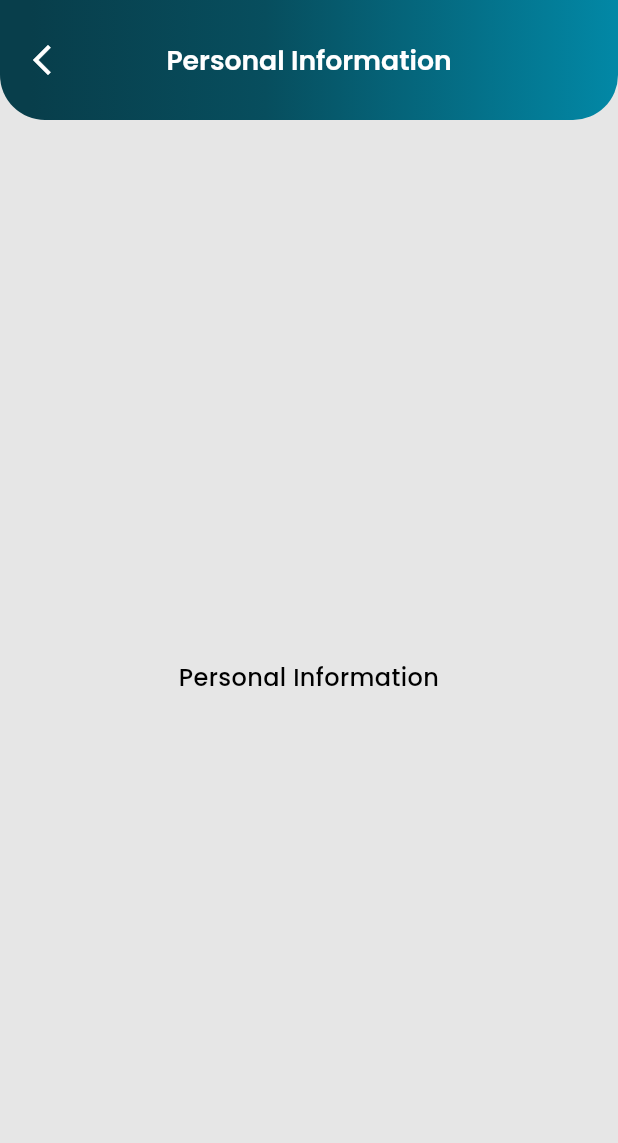
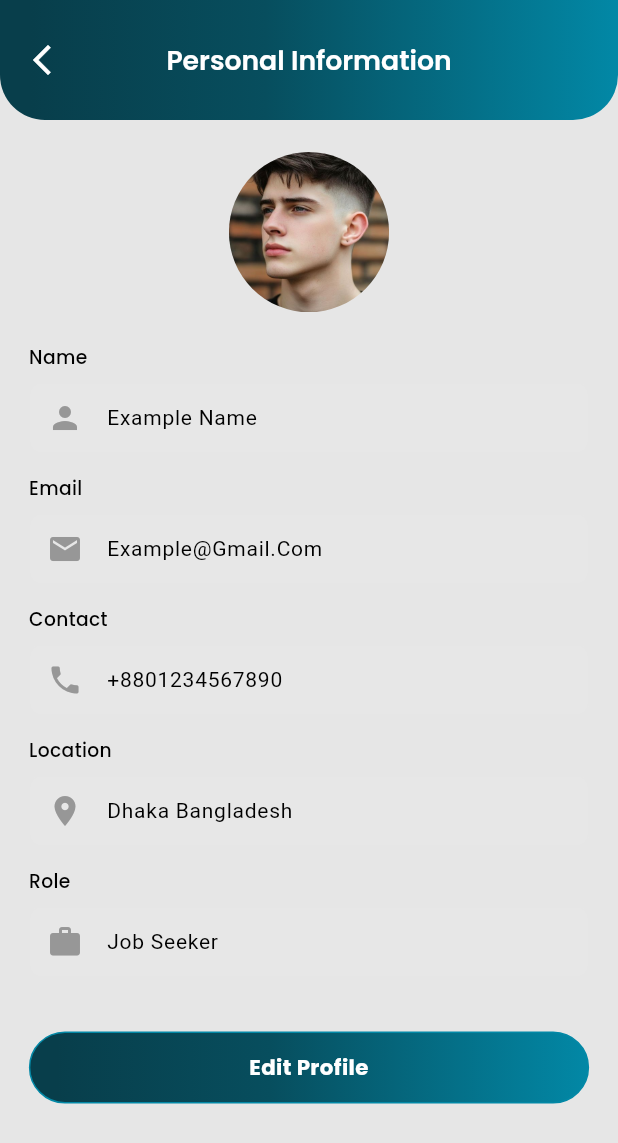
Before and after one commit to mehdisparktech/zasulehry_job_seeker, a Flutter app: the PersonalInformationScreen screen opened by its route, on a phone screen of 412 x 824 dp. Shown: the top 1143 px of the screen. Run offline on Flutter 3.47's test engine with Material 3 defaults, Android fonts, the phone set to English and light mode, and no system bars; our stand-ins replace cached_network_image, dio, flutter_dotenv, flutter_html, flutter_local_notifications, flutter_screenutil and 11 more; accounts and stored records are empty; network calls fail.

Commit message:
feat(profile): add review bottom sheet and update personal info screen
- Implement review bottom sheet with rating and feedback submission
- Enhance personal information screen with editable form fields

```diff
--- a/lib/features/jobseeker/profile/presentation/screen/personal_information_screen.dart
+++ b/lib/features/jobseeker/profile/presentation/screen/personal_information_screen.dart
@@ -1,24 +1,186 @@
 import 'package:flutter/material.dart';
+import 'package:flutter_screenutil/flutter_screenutil.dart';
+import 'package:get/get.dart';
 import '../../../../../core/component/appbar/common_app_bar.dart';
 import '../../../../../core/component/text/common_text.dart';
+import '../../../../../core/component/text_field/common_text_field.dart';
+import '../../../../../core/component/button/common_button.dart';
+import '../../../../../core/component/image/common_image.dart';
 import '../../../../../core/constants/app_string.dart';
+import '../../../../../core/constants/app_colors.dart';
+import '../../../../../core/constants/app_images.dart';
+import '../../../../../core/services/storage/storage_services.dart';
+import '../../../../../core/utils/extensions/extension.dart';
 
-class PersonalInformationScreen extends StatelessWidget {
+class PersonalInformationScreen extends StatefulWidget {
   const PersonalInformationScreen({super.key});
+
+  @override
+  State<PersonalInformationScreen> createState() =>
+      _PersonalInformationScreenState();
+}
+
+class _PersonalInformationScreenState extends State<PersonalInformationScreen> {
+  final TextEditingController nameController = TextEditingController();
+  final TextEditingController emailController = TextEditingController();
+  final TextEditingController contactController = TextEditingController();
+  final TextEditingController locationController = TextEditingController();
+  final TextEditingController roleController = TextEditingController();
+
+  @override
+  void initState() {
+    super.initState();
+    // Initialize with stored data or example data
+    nameController.text = LocalStorage.myName.isNotEmpty
+        ? LocalStorage.myName
+        : "Example Name";
+    emailController.text = "Example@Gmail.Com";
+    contactController.text = "+8801234567890";
+    locationController.text = "Dhaka Bangladesh";
+    roleController.text = "Job Seeker";
+  }
+
+  @override
+  void dispose() {
+    nameController.dispose();
+    emailController.dispose();
+    contactController.dispose();
+    locationController.dispose();
+    roleController.dispose();
+    super.dispose();
+  }
 
   @override
   Widget build(BuildContext context) {
     return Scaffold(
-      appBar: const CommonAppBar(
-        title: AppString.personalInformation,
-      ),
-      body: const Center(
-        child: CommonText(
-          text: AppString.personalInformation,
-          fontSize: 18,
-          fontWeight: FontWeight.w500,
+      appBar: const CommonAppBar(title: AppString.personalInformation),
+      body: SingleChildScrollView(
+        padding: EdgeInsets.symmetric(horizontal: 20.w, vertical: 24.h),
+        child: Column(
+          children: [
+            // Profile Image Section
+            Center(
+              child: CircleAvatar(
+                radius: 60.r,
+                backgroundColor: Colors.transparent,
+                child: ClipOval(
+                  child: CommonImage(
+                    imageSrc: AppImages.profile,
+                    size: 120,
+                    defaultImage: AppImages.profile,
+                    fill: BoxFit.cover,
+                  ),
+                ),
+              ),
+            ),
+
+            24.height,
+
+            // Form Fields Section
+            Column(
+              crossAxisAlignment: CrossAxisAlignment.start,
+              children: [
+                // Name Field
+                _buildFormField(
+                  label: "Name",
+                  controller: nameController,
+                  hintText: "Enter your name",
+                  prefixIcon: Icons.person,
+                ),
+
+                16.height,
+
+                // Email Field
+                _buildFormField(
+                  label: "Email",
+                  controller: emailController,
+                  hintText: "Enter your email",
+                  prefixIcon: Icons.email,
+                  keyboardType: TextInputType.emailAddress,
+                ),
+
+                16.height,
+
+                // Contact Field
+                _buildFormField(
+                  label: "Contact",
+                  controller: contactController,
+                  hintText: "Enter your contact number",
+                  prefixIcon: Icons.phone,
+                  keyboardType: TextInputType.phone,
+                ),
+
+                16.height,
+
+                // Location Field
+                _buildFormField(
+                  label: "Location",
+                  controller: locationController,
+                  hintText: "Enter your location",
+                  prefixIcon: Icons.location_on,
+                ),
+
+                16.height,
+
+                // Role Field
+                _buildFormField(
+                  label: "Role",
+                  controller: roleController,
+                  hintText: "Enter your role",
+                  prefixIcon: Icons.work,
+                ),
+
+                40.height,
+
+                // Edit Profile Button
+                CommonButton(
+                  titleText: "Edit Profile",
+                  onTap: () {
+                    // Navigate to edit profile or handle edit functionality
+                    Get.snackbar(
+                      "Info",
+                      "Edit Profile functionality will be implemented",
+                      backgroundColor: AppColors.primaryColor,
+                      colorText: AppColors.white,
+                    );
+                  },
+                ),
+              ],
+            ),
+          ],
         ),
       ),
     );
   }
+
+  Widget _buildFormField({
+    required String label,
+    required TextEditingController controller,
+    required String hintText,
+    required IconData prefixIcon,
+    TextInputType keyboardType = TextInputType.text,
+  }) {
+    return Column(
+      crossAxisAlignment: CrossAxisAlignment.start,
+      children: [
+        CommonText(
+          text: label,
+          fontSize: 14,
+          fontWeight: FontWeight.w500,
+          color: AppColors.black,
+          textAlign: TextAlign.left,
+          bottom: 8,
+        ),
+        CommonTextField(
+          controller: controller,
+          hintText: hintText,
+          prefixIcon: Icon(prefixIcon, color: AppColors.textFiledColor),
+          keyboardType: keyboardType,
+          fillColor: AppColors.filledColor,
+          borderColor: AppColors.background,
+          textColor: AppColors.black,
+        ),
+      ],
+    );
+  }
 }
--- a/lib/features/jobseeker/profile/presentation/screen/profile_screen.dart
+++ b/lib/features/jobseeker/profile/presentation/screen/profile_screen.dart
@@ -12,6 +12,7 @@ import '../../../../../core/constants/app_images.dart';
 import '../../../../../core/constants/app_string.dart';
 import '../../../../../core/constants/app_colors.dart';
 import '../../../../../core/services/storage/storage_services.dart';
+import '../widgets/review_bottom_sheet.dart';
 
 class ProfileScreen extends StatelessWidget {
   const ProfileScreen({super.key});
@@ -121,6 +122,7 @@ class ProfileScreen extends StatelessWidget {
                           Item(
                             icon: Icons.star_rate_rounded,
                             title: AppString.review,
+                            onTap: () => showReviewBottomSheet(context),
                           ),
 
                           // Log Out
```
Also changed, not shown: lib/features/jobseeker/profile/presentation/widgets/review_bottom_sheet.dart (added, +181 -0 lines).
